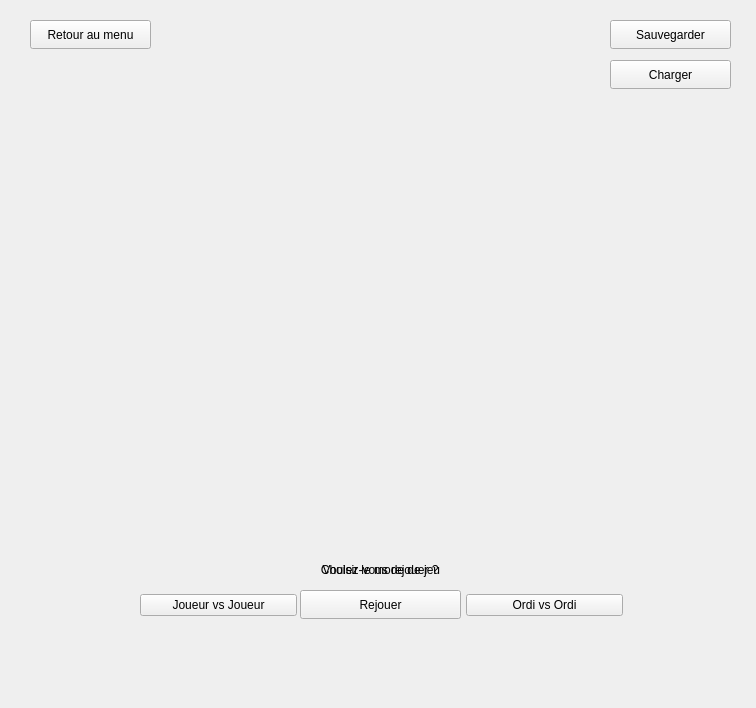
WRKT/cpp-project, file TP-Refacto/jeugui.ui: the form before one commit.
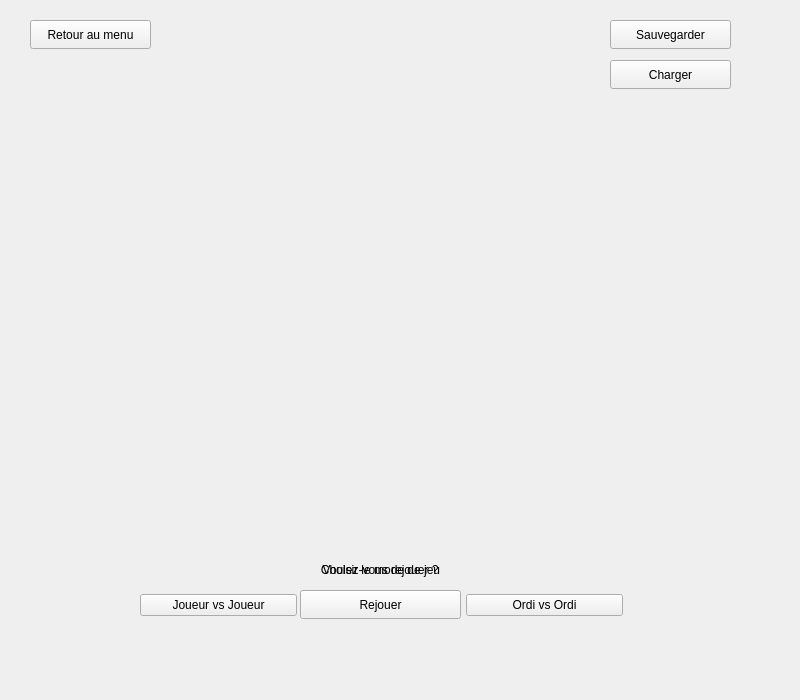
The form after the commit.

Diff of the .ui file:
```diff
--- a/TP-Refacto/jeugui.ui
+++ b/TP-Refacto/jeugui.ui
@@ -6,8 +6,8 @@
    <rect>
     <x>0</x>
     <y>0</y>
-    <width>756</width>
-    <height>708</height>
+    <width>800</width>
+    <height>700</height>
    </rect>
   </property>
   <property name="sizePolicy">
@@ -165,7 +165,7 @@
    <property name="geometry">
     <rect>
      <x>110</x>
-     <y>100</y>
+     <y>110</y>
      <width>541</width>
      <height>431</height>
     </rect>
@@ -180,7 +180,7 @@
    <property name="geometry">
     <rect>
      <x>200</x>
-     <y>60</y>
+     <y>50</y>
      <width>361</width>
      <height>31</height>
     </rect>
```
